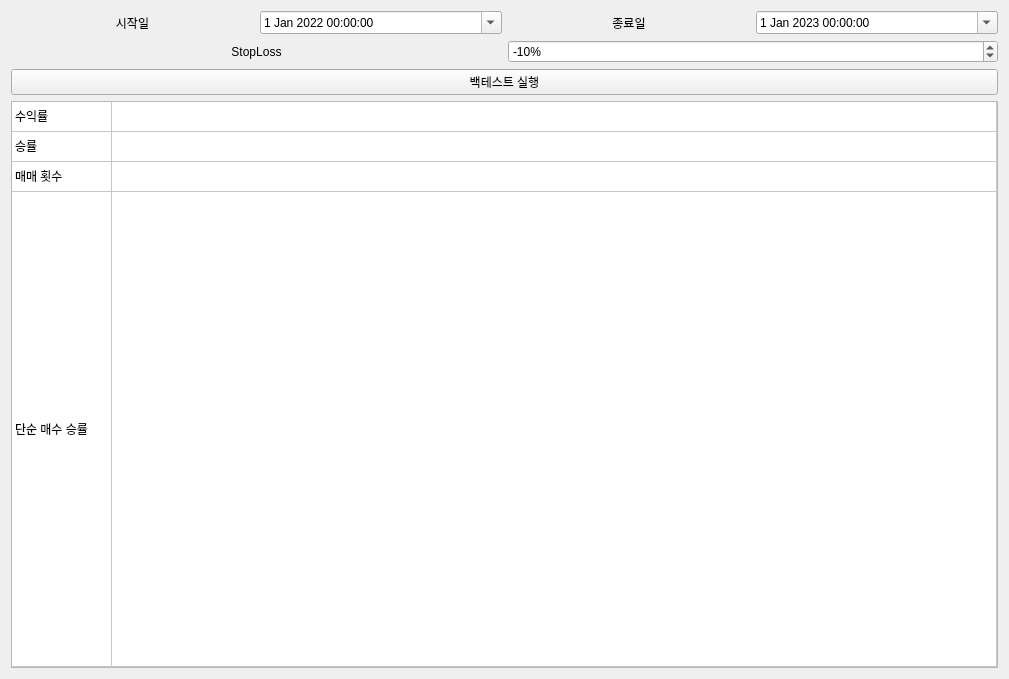
Before: the Qt Designer form static/backtesting-ui.ui in annakky/moneyMoney, drawn with Qt 5.
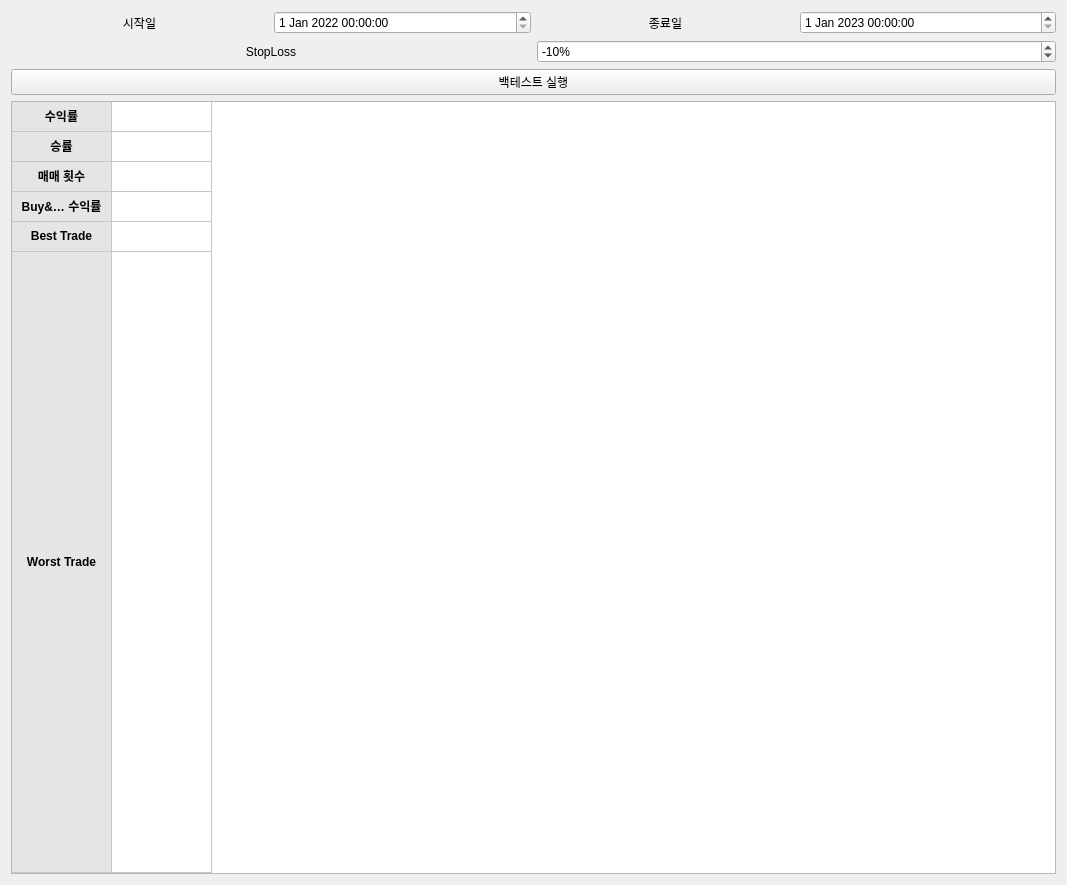
After: the same form once the commit is applied.

Commit message: style: 백테스팅 화면 구성 변경 및 레이아웃 변경

Patch:
```diff
--- a/static/backtesting-ui.ui
+++ b/static/backtesting-ui.ui
@@ -6,26 +6,29 @@
    <rect>
     <x>0</x>
     <y>0</y>
-    <width>1009</width>
-    <height>679</height>
+    <width>1067</width>
+    <height>885</height>
    </rect>
   </property>
   <property name="windowTitle">
    <string>Form</string>
   </property>
   <layout class="QGridLayout" name="gridLayout">
-   <item row="0" column="0">
-    <layout class="QHBoxLayout" name="horizontalLayout_19">
-     <item>
-      <layout class="QHBoxLayout" name="horizontalLayout_21">
-       <item>
-        <widget class="QLabel" name="label_6">
-         <property name="sizePolicy">
-          <sizepolicy hsizetype="Minimum" vsizetype="Minimum">
-           <horstretch>0</horstretch>
-           <verstretch>0</verstretch>
-          </sizepolicy>
-         </property>
+   <item row="3" column="0">
+    <widget class="QPushButton" name="run_backtest_button">
+     <property name="text">
+      <string>백테스트 실행</string>
+     </property>
+    </widget>
+   </item>
+   <item row="0" column="0">
+    <layout class="QVBoxLayout" name="body_layout">
+     <item>
+      <layout class="QHBoxLayout" name="horizontalLayout">
+       <item>
+        <layout class="QHBoxLayout" name="horizontalLayout_4">
+         <item>
+          <widget class="QLabel" name="label_2">
          <property name="text">
           <string>시작일</string>
          </property>
@@ -46,15 +49,12 @@
            <day>1</day>
           </datetime>
          </property>
-         <property name="calendarPopup">
-          <bool>true</bool>
-         </property>
         </widget>
        </item>
       </layout>
      </item>
      <item>
-      <layout class="QHBoxLayout" name="horizontalLayout_23">
+        <layout class="QHBoxLayout" name="horizontalLayout_3">
        <item>
         <widget class="QLabel" name="label_7">
          <property name="text">
@@ -77,24 +77,12 @@
            <day>1</day>
           </datetime>
          </property>
-         <property name="calendarPopup">
-          <bool>true</bool>
-         </property>
         </widget>
        </item>
       </layout>
      </item>
     </layout>
    </item>
-   <item row="2" column="0">
-    <widget class="QPushButton" name="run_backtest_button">
-     <property name="text">
-      <string>백테스트 실행</string>
-     </property>
-    </widget>
-   </item>
-   <item row="1" column="0">
-    <layout class="QVBoxLayout" name="body_layout">
      <item>
       <layout class="QHBoxLayout" name="horizontalLayout_20">
        <item>
@@ -140,16 +128,31 @@
      </item>
     </layout>
    </item>
-   <item row="3" column="0">
+   <item row="4" column="0">
     <layout class="QHBoxLayout" name="horizontalLayout_2">
      <item>
       <widget class="QTableWidget" name="result_table">
+       <property name="enabled">
+        <bool>true</bool>
+       </property>
        <property name="sizePolicy">
-        <sizepolicy hsizetype="Expanding" vsizetype="MinimumExpanding">
+        <sizepolicy hsizetype="Expanding" vsizetype="Fixed">
          <horstretch>0</horstretch>
-         <verstretch>0</verstretch>
+         <verstretch>200</verstretch>
         </sizepolicy>
        </property>
+       <property name="maximumSize">
+        <size>
+         <width>16777215</width>
+         <height>1000</height>
+        </size>
+       </property>
+       <property name="baseSize">
+        <size>
+         <width>0</width>
+         <height>0</height>
+        </size>
+       </property>
        <property name="dragEnabled">
         <bool>false</bool>
        </property>
@@ -187,7 +190,7 @@
         <bool>false</bool>
        </attribute>
        <attribute name="horizontalHeaderStretchLastSection">
-        <bool>true</bool>
+        <bool>false</bool>
        </attribute>
        <attribute name="verticalHeaderVisible">
         <bool>false</bool>
@@ -224,6 +227,16 @@
          <string/>
         </property>
        </row>
+       <row>
+        <property name="text">
+         <string/>
+        </property>
+       </row>
+       <row>
+        <property name="text">
+         <string/>
+        </property>
+       </row>
        <column>
         <property name="text">
          <string>항목</string>
@@ -238,25 +251,223 @@
         <property name="text">
          <string>수익률</string>
         </property>
+        <property name="font">
+         <font>
+          <pointsize>9</pointsize>
+          <weight>75</weight>
+          <bold>true</bold>
+         </font>
+        </property>
+        <property name="textAlignment">
+         <set>AlignCenter</set>
+        </property>
+        <property name="background">
+         <brush brushstyle="SolidPattern">
+          <color alpha="100">
+           <red>189</red>
+           <green>189</green>
+           <blue>189</blue>
+          </color>
+         </brush>
+        </property>
+        <property name="flags">
+         <set>NoItemFlags</set>
+        </property>
        </item>
        <item row="0" column="1">
         <property name="text">
          <string/>
         </property>
+        <property name="textAlignment">
+         <set>AlignTrailing|AlignVCenter</set>
+        </property>
+        <property name="flags">
+         <set>NoItemFlags</set>
+        </property>
        </item>
        <item row="1" column="0">
         <property name="text">
          <string>승률</string>
         </property>
+        <property name="font">
+         <font>
+          <weight>75</weight>
+          <bold>true</bold>
+         </font>
+        </property>
+        <property name="textAlignment">
+         <set>AlignCenter</set>
+        </property>
+        <property name="background">
+         <brush brushstyle="SolidPattern">
+          <color alpha="100">
+           <red>189</red>
+           <green>189</green>
+           <blue>189</blue>
+          </color>
+         </brush>
+        </property>
+        <property name="flags">
+         <set>NoItemFlags</set>
+        </property>
+       </item>
+       <item row="1" column="1">
+        <property name="text">
+         <string/>
+        </property>
+        <property name="textAlignment">
+         <set>AlignTrailing|AlignVCenter</set>
+        </property>
+        <property name="flags">
+         <set>NoItemFlags</set>
+        </property>
        </item>
        <item row="2" column="0">
         <property name="text">
          <string>매매 횟수</string>
         </property>
+        <property name="font">
+         <font>
+          <weight>75</weight>
+          <bold>true</bold>
+         </font>
+        </property>
+        <property name="textAlignment">
+         <set>AlignCenter</set>
+        </property>
+        <property name="background">
+         <brush brushstyle="SolidPattern">
+          <color alpha="100">
+           <red>189</red>
+           <green>189</green>
+           <blue>189</blue>
+          </color>
+         </brush>
+        </property>
+        <property name="flags">
+         <set>NoItemFlags</set>
+        </property>
+       </item>
+       <item row="2" column="1">
+        <property name="text">
+         <string/>
+        </property>
+        <property name="textAlignment">
+         <set>AlignTrailing|AlignVCenter</set>
+        </property>
+        <property name="flags">
+         <set>NoItemFlags</set>
+        </property>
        </item>
        <item row="3" column="0">
         <property name="text">
-         <string>단순 매수 승률</string>
+         <string>Buy&amp;Hold 전략 수익률</string>
+        </property>
+        <property name="font">
+         <font>
+          <weight>75</weight>
+          <bold>true</bold>
+         </font>
+        </property>
+        <property name="textAlignment">
+         <set>AlignCenter</set>
+        </property>
+        <property name="background">
+         <brush brushstyle="SolidPattern">
+          <color alpha="100">
+           <red>189</red>
+           <green>189</green>
+           <blue>189</blue>
+          </color>
+         </brush>
+        </property>
+        <property name="flags">
+         <set>NoItemFlags</set>
+        </property>
+       </item>
+       <item row="3" column="1">
+        <property name="text">
+         <string/>
+        </property>
+        <property name="textAlignment">
+         <set>AlignTrailing|AlignVCenter</set>
+        </property>
+        <property name="flags">
+         <set>NoItemFlags</set>
+        </property>
+       </item>
+       <item row="4" column="0">
+        <property name="text">
+         <string>Best Trade</string>
+        </property>
+        <property name="font">
+         <font>
+          <weight>75</weight>
+          <bold>true</bold>
+         </font>
+        </property>
+        <property name="textAlignment">
+         <set>AlignCenter</set>
+        </property>
+        <property name="background">
+         <brush brushstyle="SolidPattern">
+          <color alpha="100">
+           <red>189</red>
+           <green>189</green>
+           <blue>189</blue>
+          </color>
+         </brush>
+        </property>
+        <property name="flags">
+         <set>NoItemFlags</set>
+        </property>
+       </item>
+       <item row="4" column="1">
+        <property name="text">
+         <string/>
+        </property>
+        <property name="textAlignment">
+         <set>AlignTrailing|AlignVCenter</set>
+        </property>
+        <property name="flags">
+         <set>NoItemFlags</set>
+        </property>
+       </item>
+       <item row="5" column="0">
+        <property name="text">
+         <string>Worst Trade</string>
+        </property>
+        <property name="font">
+         <font>
+          <weight>75</weight>
+          <bold>true</bold>
+         </font>
+        </property>
+        <property name="textAlignment">
+         <set>AlignCenter</set>
+        </property>
+        <property name="background">
+         <brush brushstyle="SolidPattern">
+          <color alpha="100">
+           <red>189</red>
+           <green>189</green>
+           <blue>189</blue>
+          </color>
+         </brush>
+        </property>
+        <property name="flags">
+         <set>NoItemFlags</set>
+        </property>
+       </item>
+       <item row="5" column="1">
+        <property name="text">
+         <string/>
+        </property>
+        <property name="textAlignment">
+         <set>AlignTrailing|AlignVCenter</set>
+        </property>
+        <property name="flags">
+         <set>NoItemFlags</set>
         </property>
        </item>
       </widget>
```
Left out of the diff: 4 changed lines with no effect on the pictures. Lines whose indentation alone changed are shown as unchanged. The commit also changes 3 other files.
